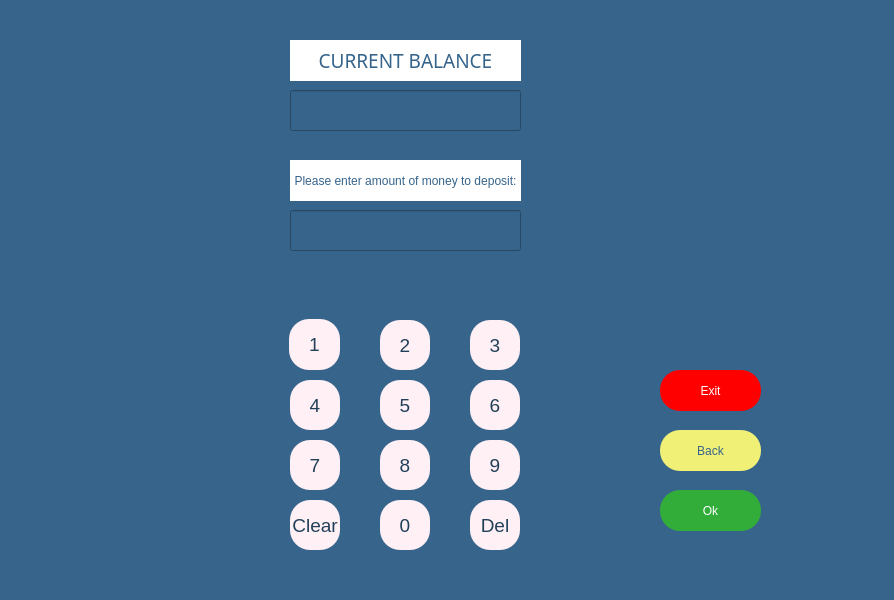
Old version of the form insertpage.ui in the repository melihorhanyilmaz/Project.
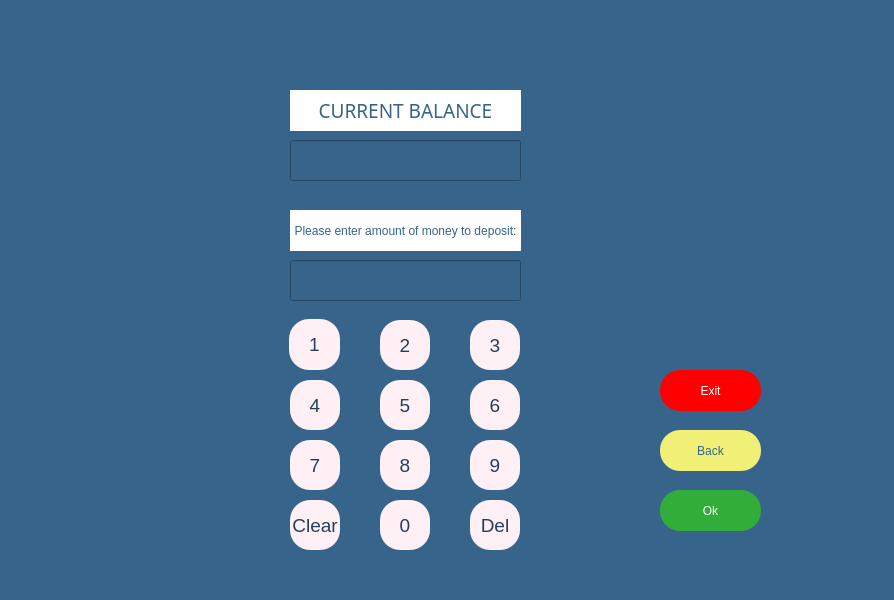
New version of the form.

What changed in the file:
```diff
--- a/insertpage.ui
+++ b/insertpage.ui
@@ -196,7 +196,7 @@
     <property name="geometry">
      <rect>
       <x>290</x>
-      <y>160</y>
+      <y>210</y>
       <width>231</width>
       <height>41</height>
      </rect>
@@ -255,7 +255,7 @@
     <property name="geometry">
      <rect>
       <x>290</x>
-      <y>40</y>
+      <y>90</y>
       <width>231</width>
       <height>41</height>
      </rect>
@@ -285,7 +285,7 @@
     <property name="geometry">
      <rect>
       <x>290</x>
-      <y>210</y>
+      <y>260</y>
       <width>231</width>
       <height>41</height>
      </rect>
@@ -302,7 +302,7 @@
     <property name="geometry">
      <rect>
       <x>290</x>
-      <y>90</y>
+      <y>140</y>
       <width>231</width>
       <height>41</height>
      </rect>
@@ -400,6 +400,26 @@
      <string>Clear</string>
     </property>
    </widget>
+   <widget class="QLabel" name="la_error">
+    <property name="geometry">
+     <rect>
+      <x>240</x>
+      <y>60</y>
+      <width>341</width>
+      <height>16</height>
+     </rect>
+    </property>
+    <property name="styleSheet">
+     <string notr="true">color: rgb(255, 255, 255);
+font: 75 12pt &quot;MS Sans Serif&quot;;</string>
+    </property>
+    <property name="text">
+     <string/>
+    </property>
+    <property name="alignment">
+     <set>Qt::AlignCenter</set>
+    </property>
+   </widget>
   </widget>
   <widget class="QMenuBar" name="menubar">
    <property name="geometry">
```
